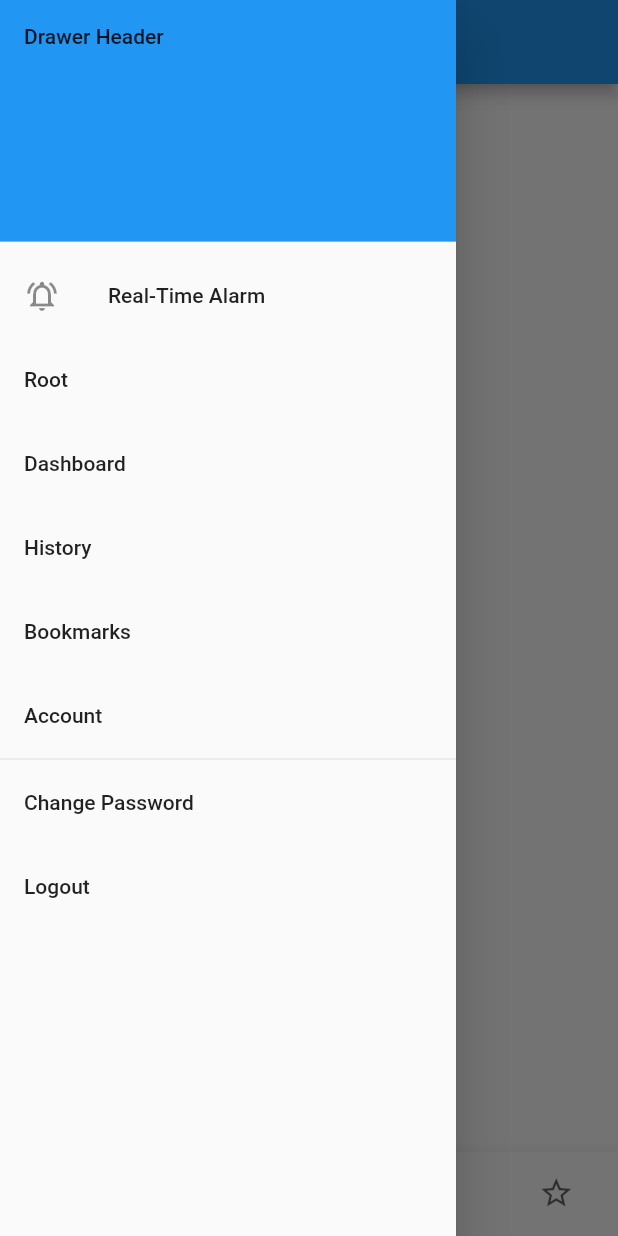
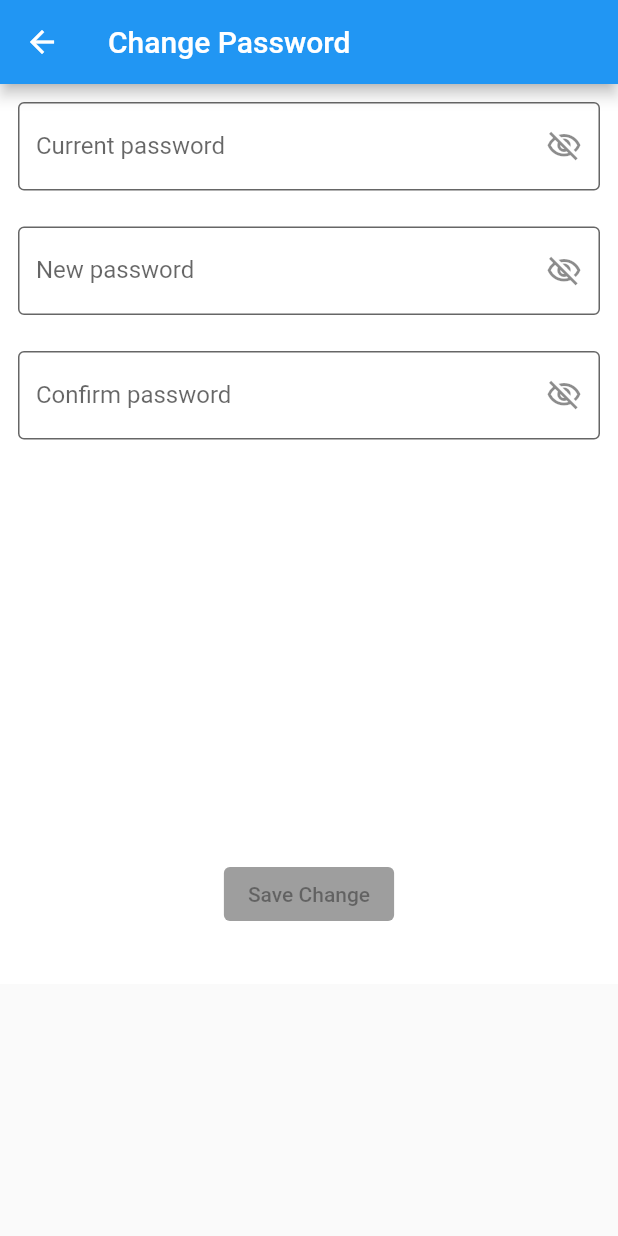
Before and after one commit to henryliang3027/ricoms_app, a Flutter app: the HomePage screen opened directly, in the side drawer, after a tap on "Change Password", on a phone screen of 412 x 824 dp. Run offline on Flutter 3.47's test engine with Material 2 defaults, Android fonts, the phone set to English and light mode, and no system bars; our stand-ins replace bloc, dio, equatable, flutter_bloc, formz, hive and 1 more; missing offline and left inert: flutter_simple_treeview, flutter_treeview; accounts and stored records are empty.

Commit message:
work on change password function

```diff
--- /dev/null
+++ b/lib/change_password/bloc/change_password_bloc.dart
@@ -0,0 +1,101 @@
+import 'package:bloc/bloc.dart';
+import 'package:equatable/equatable.dart';
+import 'package:formz/formz.dart';
+import 'package:ricoms_app/login/models/password.dart';
+import 'package:ricoms_app/repository/authentication_repository.dart';
+part 'change_password_event.dart';
+part 'change_password_state.dart';
+
+class ChangePasswordBloc
+    extends Bloc<ChangePasswordEvent, ChangePasswordState> {
+  ChangePasswordBloc(
+      {required AuthenticationRepository authenticationRepository})
+      : _authenticationRepository = authenticationRepository,
+        super(const ChangePasswordState()) {
+    on<CurrentPasswordChanged>(_onCurrentPasswordChanged);
+    on<CurrentPasswordVisibilityChanged>(_onCurrentPasswordVisibilityChanged);
+    on<NewPasswordChanged>(_onNewPasswordChanged);
+    on<NewPasswordVisibilityChanged>(_onNewPasswordVisibilityChanged);
+    on<ConfirmPasswordChanged>(_onConfirmPasswordChanged);
+    on<ConfirmPasswordVisibilityChanged>(_onConfirmPasswordVisibilityChanged);
+    on<PasswordSubmitted>(_onPasswordSubmmited);
+  }
+
+  final AuthenticationRepository _authenticationRepository;
+
+  void _onCurrentPasswordChanged(
+    CurrentPasswordChanged event,
+    Emitter<ChangePasswordState> emit,
+  ) {
+    final currentPassword = Password.dirty(event.currentPassword);
+    emit(
+      state.copyWith(
+        currentPassword: currentPassword,
+        status: Formz.validate(
+            [currentPassword, state.newPassword, state.confirmPassword]),
+      ),
+    );
+  }
+
+  void _onCurrentPasswordVisibilityChanged(
+    CurrentPasswordVisibilityChanged event,
+    Emitter<ChangePasswordState> emit,
+  ) {
+    emit(state.copyWith(
+        currentPasswordVisibility: !state.currentPasswordVisibility));
+  }
+
+  void _onNewPasswordChanged(
+    NewPasswordChanged event,
+    Emitter<ChangePasswordState> emit,
+  ) {
+    final newPassword = Password.dirty(event.newPassword);
+    emit(
+      state.copyWith(
+        newPassword: newPassword,
+        status: Formz.validate(
+            [state.currentPassword, newPassword, state.confirmPassword]),
+      ),
+    );
+  }
+
+  void _onNewPasswordVisibilityChanged(
+    NewPasswordVisibilityChanged event,
+    Emitter<ChangePasswordState> emit,
+  ) {
+    emit(state.copyWith(newPasswordVisibility: !state.newPasswordVisibility));
+  }
+
+  void _onConfirmPasswordChanged(
+    ConfirmPasswordChanged event,
+    Emitter<ChangePasswordState> emit,
+  ) {
+    final confirmPassword = Password.dirty(event.confirmPassword);
+    emit(
+      state.copyWith(
+        confirmPassword: confirmPassword,
+        status: Formz.validate(
+            [state.currentPassword, state.newPassword, confirmPassword]),
+      ),
+    );
+  }
+
+  void _onConfirmPasswordVisibilityChanged(
+    ConfirmPasswordVisibilityChanged event,
+    Emitter<ChangePasswordState> emit,
+  ) {
+    emit(state.copyWith(
+        confirmPasswordVisibility: !state.confirmPasswordVisibility));
+  }
+
+  void _onPasswordSubmmited(
+    PasswordSubmitted event,
+    Emitter<ChangePasswordState> emit,
+  ) {
+    if (state.status.isValidated) {
+      emit(state.copyWith(status: FormzStatus.submissionInProgress));
+
+      emit(state.copyWith(status: FormzStatus.submissionSuccess));
+    }
+  }
+}
--- /dev/null
+++ b/lib/change_password/bloc/change_password_event.dart
@@ -0,0 +1,63 @@
+part of 'change_password_bloc.dart';
+
+abstract class ChangePasswordEvent extends Equatable {
+  const ChangePasswordEvent();
+
+  @override
+  List<Object> get props => [];
+}
+
+/// handle current password
+class CurrentPasswordChanged extends ChangePasswordEvent {
+  const CurrentPasswordChanged(this.currentPassword);
+
+  final String currentPassword;
+
+  @override
+  List<Object> get props => [currentPassword];
+}
+
+// handle current password visibility
+class CurrentPasswordVisibilityChanged extends ChangePasswordEvent {
+  const CurrentPasswordVisibilityChanged();
+}
+
+///
+
+/// handle new password
+class NewPasswordChanged extends ChangePasswordEvent {
+  const NewPasswordChanged(this.newPassword);
+
+  final String newPassword;
+
+  @override
+  List<Object> get props => [newPassword];
+}
+
+// handle new password visibility
+class NewPasswordVisibilityChanged extends ChangePasswordEvent {
+  const NewPasswordVisibilityChanged();
+}
+
+///
+
+/// handle confirm password
+class ConfirmPasswordChanged extends ChangePasswordEvent {
+  const ConfirmPasswordChanged(this.confirmPassword);
+
+  final String confirmPassword;
+
+  @override
+  List<Object> get props => [confirmPassword];
+}
+
+// handle confirm password visibility
+class ConfirmPasswordVisibilityChanged extends ChangePasswordEvent {
+  const ConfirmPasswordVisibilityChanged();
+}
+
+///
+
+class PasswordSubmitted extends ChangePasswordEvent {
+  const PasswordSubmitted();
+}
--- /dev/null
+++ b/lib/change_password/bloc/change_password_state.dart
@@ -0,0 +1,55 @@
+part of 'change_password_bloc.dart';
+
+class ChangePasswordState extends Equatable {
+  const ChangePasswordState({
+    this.status = FormzStatus.pure,
+    this.currentPassword = const Password.pure(),
+    this.currentPasswordVisibility = false,
+    this.newPassword = const Password.pure(),
+    this.newPasswordVisibility = false,
+    this.confirmPassword = const Password.pure(),
+    this.confirmPasswordVisibility = false,
+  });
+
+  final FormzStatus status;
+  final Password currentPassword;
+  final bool currentPasswordVisibility;
+  final Password newPassword;
+  final bool newPasswordVisibility;
+  final Password confirmPassword;
+  final bool confirmPasswordVisibility;
+
+  ChangePasswordState copyWith({
+    FormzStatus? status,
+    Password? currentPassword,
+    bool? currentPasswordVisibility,
+    Password? newPassword,
+    bool? newPasswordVisibility,
+    Password? confirmPassword,
+    bool? confirmPasswordVisibility,
+  }) {
+    return ChangePasswordState(
+      status: status ?? this.status,
+      currentPassword: currentPassword ?? this.currentPassword,
+      currentPasswordVisibility:
+          currentPasswordVisibility ?? this.confirmPasswordVisibility,
+      newPassword: newPassword ?? this.newPassword,
+      newPasswordVisibility:
+          newPasswordVisibility ?? this.newPasswordVisibility,
+      confirmPassword: confirmPassword ?? this.confirmPassword,
+      confirmPasswordVisibility:
+          confirmPasswordVisibility ?? this.confirmPasswordVisibility,
+    );
+  }
+
+  @override
+  List<Object?> get props => [
+        status,
+        currentPassword,
+        currentPasswordVisibility,
+        newPassword,
+        newPasswordVisibility,
+        confirmPassword,
+        confirmPasswordVisibility
+      ];
+}
--- /dev/null
+++ b/lib/change_password/view/change_password_form.dart
@@ -0,0 +1,220 @@
+import 'package:flutter/material.dart';
+import 'package:flutter_bloc/flutter_bloc.dart';
+import 'package:formz/formz.dart';
+import 'package:ricoms_app/change_password/bloc/change_password_bloc.dart';
+
+class ChangePasswordForm extends StatelessWidget {
+  const ChangePasswordForm({Key? key}) : super(key: key);
+
+  @override
+  Widget build(BuildContext context) {
+    Future<void> _showMyDialog() async {
+      return showDialog<void>(
+        context: context,
+        barrierDismissible: false, // user must tap button!
+        builder: (BuildContext context) {
+          return AlertDialog(
+            title: const Text('Update'),
+            content: SingleChildScrollView(
+              child: ListBody(
+                children: const <Widget>[
+                  Text('Please login again.'),
+                ],
+              ),
+            ),
+            actions: <Widget>[
+              TextButton(
+                child: const Text('OK'),
+                onPressed: () {
+                  Navigator.of(context).pop();
+                },
+              ),
+            ],
+          );
+        },
+      );
+    }
+
+    return BlocListener<ChangePasswordBloc, ChangePasswordState>(
+      listener: (context, state) {
+        if (state.status.isSubmissionSuccess) {
+          // ScaffoldMessenger.of(context)
+          //   ..hideCurrentSnackBar()
+          //   ..showSnackBar(
+          //     const SnackBar(content: Text('Update, Please login again')),
+          //   );
+          _showMyDialog();
+        }
+      },
+      child: Column(
+        mainAxisSize: MainAxisSize.min,
+        children: [
+          _CurrentPasswordInput(),
+          const Padding(padding: EdgeInsets.all(12)),
+          _NewPasswordInput(),
+          const Padding(padding: EdgeInsets.all(12)),
+          _ConfirmPasswordInput(),
+          const Expanded(
+            child: SizedBox(),
+          ),
+          _SaveButton(),
+          const Padding(padding: EdgeInsets.all(12)),
+        ],
+      ),
+    );
+  }
+}
+
+class _CurrentPasswordInput extends StatelessWidget {
+  @override
+  Widget build(BuildContext context) {
+    return BlocBuilder<ChangePasswordBloc, ChangePasswordState>(
+      buildWhen: (previous, current) =>
+          previous.currentPassword != current.currentPassword ||
+          previous.currentPasswordVisibility !=
+              current.currentPasswordVisibility,
+      builder: (context, state) {
+        return TextField(
+          key: const Key('changePasswordForm_currentPasswordInput_textField'),
+          textInputAction: TextInputAction.done,
+          onChanged: (password) => context
+              .read<ChangePasswordBloc>()
+              .add(CurrentPasswordChanged(password)),
+          obscureText: !state.currentPasswordVisibility,
+          decoration: InputDecoration(
+              border: const OutlineInputBorder(),
+              filled: true,
+              fillColor: Colors.white,
+              labelText: 'Current password',
+              errorText: state.currentPassword.invalid
+                  ? 'invalid current password'
+                  : null,
+              suffixIcon: IconButton(
+                icon: state.currentPasswordVisibility
+                    ? const Icon(Icons.visibility_outlined)
+                    : const Icon(Icons.visibility_off_outlined),
+                onPressed: () {
+                  context
+                      .read<ChangePasswordBloc>()
+                      .add(const CurrentPasswordVisibilityChanged());
+                },
+              )),
+        );
+      },
+    );
+  }
+}
+
+class _NewPasswordInput extends StatelessWidget {
+  @override
+  Widget build(BuildContext context) {
+    return BlocBuilder<ChangePasswordBloc, ChangePasswordState>(
+      buildWhen: (previous, current) =>
+          previous.newPassword != current.newPassword ||
+          previous.newPasswordVisibility != current.newPasswordVisibility,
+      builder: (context, state) {
+        return TextField(
+          key: const Key('changePasswordForm_newPasswordInput_textField'),
+          textInputAction: TextInputAction.done,
+          onChanged: (password) => context
+              .read<ChangePasswordBloc>()
+              .add(NewPasswordChanged(password)),
+          obscureText: !state.newPasswordVisibility,
+          decoration: InputDecoration(
+              border: const OutlineInputBorder(),
+              filled: true,
+              fillColor: Colors.white,
+              labelText: 'New password',
+              errorText:
+                  state.newPassword.invalid ? 'invalid new password' : null,
+              suffixIcon: IconButton(
+                icon: state.newPasswordVisibility
+                    ? const Icon(Icons.visibility_outlined)
+                    : const Icon(Icons.visibility_off_outlined),
+                onPressed: () {
+                  context
+                      .read<ChangePasswordBloc>()
+                      .add(const NewPasswordVisibilityChanged());
+                },
+              )),
+        );
+      },
+    );
+  }
+}
+
+class _ConfirmPasswordInput extends StatelessWidget {
+  @override
+  Widget build(BuildContext context) {
+    return BlocBuilder<ChangePasswordBloc, ChangePasswordState>(
+      buildWhen: (previous, current) =>
+          previous.confirmPassword != current.confirmPassword ||
+          previous.confirmPasswordVisibility !=
+              current.confirmPasswordVisibility,
+      builder: (context, state) {
+        return TextField(
+          key: const Key('changePasswordForm_confirmPasswordInput_textField'),
+          textInputAction: TextInputAction.done,
+          onChanged: (password) => context
+              .read<ChangePasswordBloc>()
+              .add(ConfirmPasswordChanged(password)),
+          obscureText: !state.confirmPasswordVisibility,
+          decoration: InputDecoration(
+              border: const OutlineInputBorder(),
+              filled: true,
+              fillColor: Colors.white,
+              labelText: 'Confirm password',
+              errorText: state.confirmPassword.invalid
+                  ? 'invalid confirm password'
+                  : null,
+              suffixIcon: IconButton(
+                icon: state.confirmPasswordVisibility
+                    ? const Icon(Icons.visibility_outlined)
+                    : const Icon(Icons.visibility_off_outlined),
+                onPressed: () {
+                  context
+                      .read<ChangePasswordBloc>()
+                      .add(const ConfirmPasswordVisibilityChanged());
+                },
+              )),
+        );
+      },
+    );
+  }
+}
+
+class _SaveButton extends StatelessWidget {
+  @override
+  Widget build(BuildContext context) {
+    return BlocBuilder<ChangePasswordBloc, ChangePasswordState>(
+      buildWhen: (previous, current) => previous.status != current.status,
+      builder: (context, state) {
+        return state.status.isSubmissionInProgress
+            ? const CircularProgressIndicator()
+            : ElevatedButton(
+                style: ButtonStyle(
+                  backgroundColor: MaterialStateProperty.resolveWith(
+                    (Set<MaterialState> states) {
+                      if (states.contains(MaterialState.pressed)) {
+                        return Colors.blue;
+                      } else if (states.contains(MaterialState.disabled)) {
+                        return Colors.grey;
+                      }
+                      return null; // Use the component's default.
+                    },
+                  ),
+                ),
+                key: const Key('changePasswordForm_save_raisedButton'),
+                child: const Text('Save Change'),
+                onPressed: state.status.isValidated
+                    ? () {
+                        context
+                            .read<ChangePasswordBloc>()
+                            .add(const PasswordSubmitted());
+                      }
+                    : null,
+              );
+      },
+    );
+  }
+}
--- /dev/null
+++ b/lib/change_password/view/change_password_page.dart
@@ -0,0 +1,53 @@
+import 'dart:ui';
+
+import 'package:flutter/material.dart';
+import 'package:flutter_bloc/flutter_bloc.dart';
+import 'package:ricoms_app/change_password/bloc/change_password_bloc.dart';
+import 'package:ricoms_app/change_password/view/change_password_form.dart';
+import 'package:ricoms_app/repository/authentication_repository.dart';
+
+class ChangePasswordPage extends StatelessWidget {
+  const ChangePasswordPage({Key? key, required userId})
+      : _userId = userId,
+        super(key: key);
+
+  static Route route(String userId) {
+    return MaterialPageRoute<void>(
+        builder: (_) => ChangePasswordPage(userId: userId));
+  }
+
+  final String _title = 'Change Password';
+  final String _userId;
+
+  @override
+  Widget build(BuildContext context) {
+    final mq = MediaQueryData.fromWindow(window);
+
+    print('UserID' + _userId);
+
+    return Scaffold(
+      appBar: AppBar(title: Text(_title)),
+      body: ConstrainedBox(
+        constraints: BoxConstraints.tightFor(
+          height: mq.size.height,
+        ),
+        child: Container(
+          height: double.infinity,
+          color: Colors.white,
+          child: Padding(
+            padding: const EdgeInsets.all(12),
+            child: BlocProvider(
+              create: (context) {
+                return ChangePasswordBloc(
+                    authenticationRepository:
+                        RepositoryProvider.of<AuthenticationRepository>(
+                            context));
+              },
+              child: const ChangePasswordForm(),
+            ),
+          ),
+        ),
+      ),
+    );
+  }
+}
--- a/lib/home/view/home_page.dart
+++ b/lib/home/view/home_page.dart
@@ -2,6 +2,7 @@ import 'package:flutter/material.dart';
 import 'package:flutter_bloc/flutter_bloc.dart';
 import 'package:ricoms_app/authentication/bloc/authentication_bloc.dart';
 import 'package:ricoms_app/bookmarks/view/bookmarks.dart';
+import 'package:ricoms_app/change_password/view/change_password_page.dart';
 import 'package:ricoms_app/dashboard/view/dashboard.dart';
 import 'package:ricoms_app/history/view/history.dart';
 import 'package:ricoms_app/realtime_alarm/view/alarm.dart';
@@ -138,7 +139,9 @@ class _HomePageState extends State<HomePage> {
             ),
             ListTile(
               title: const Text('Change Password'),
-              onTap: () {},
+              onTap: () {
+                Navigator.push(context, ChangePasswordPage.route(userId));
+              },
             ),
             ListTile(
               title: const Text('Logout'),
--- a/lib/login/bloc/login_event.dart
+++ b/lib/login/bloc/login_event.dart
@@ -34,6 +34,10 @@ class LoginPasswordChanged extends LoginEvent {
   List<Object> get props => [password];
 }
 
+class LoginPasswordVisibilityChanged extends LoginEvent {
+  const LoginPasswordVisibilityChanged();
+}
+
 class LoginSubmitted extends LoginEvent {
   const LoginSubmitted();
 }
```
Also changed, not shown: lib/login/bloc/login_bloc.dart (+21 -6 lines), lib/login/bloc/login_state.dart (+10 -1 lines), lib/login/view/login_form.dart (+20 -9 lines), lib/repository/authentication_repository.dart (+8 -6 lines).
